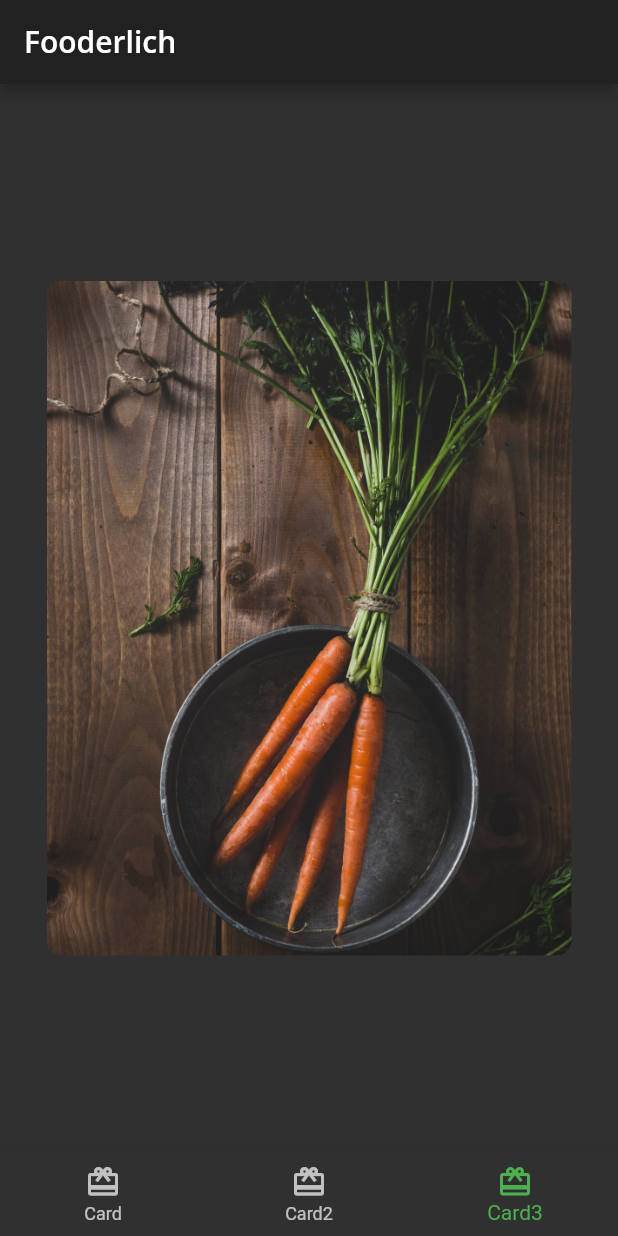
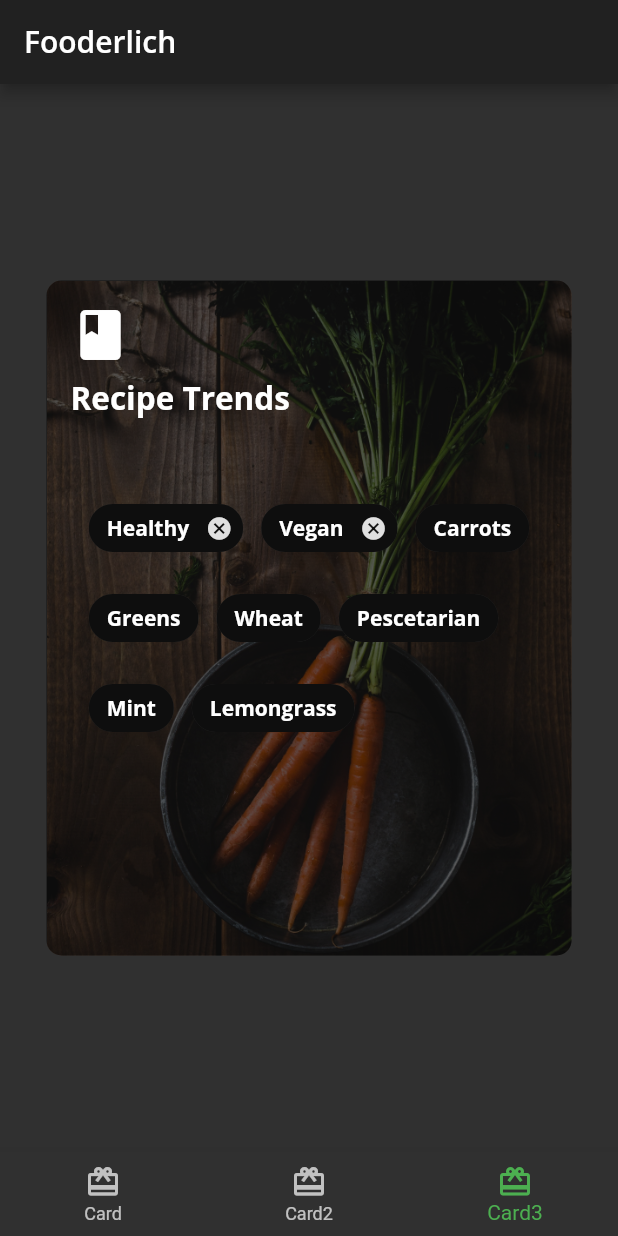
Before and after one commit to agentblythe/rw_fooderlich, a Flutter app: the screen it shows after launch, item 3 of the bottom bar chosen, on a phone screen of 412 x 824 dp. Run offline on Flutter 3.47's test engine with Material 2 defaults, Android fonts, the phone set to English and light mode, and no system bars; our stand-ins replace google_fonts.

Commit message:
Finished Card3

```diff
--- a/lib/card3.dart
+++ b/lib/card3.dart
@@ -1,4 +1,5 @@
 import 'package:flutter/material.dart';
+import 'package:fooderlich/fooderlich_theme.dart';
 
 class Card3 extends StatelessWidget {
   const Card3({Key? key}) : super(key: key);
@@ -21,10 +22,90 @@ class Card3 extends StatelessWidget {
           ),
         ),
         child: Stack(
-          children: const [
-            // TODO 5: add dark overlay BoxDecoration
-            // TODO 6: Add Container, Column, Icon and Text
-            // TODO 7: Add Center widget with Chip widget children
+          children: [
+            Container(
+              decoration: BoxDecoration(
+                color: Colors.black.withOpacity(0.6),
+                borderRadius: const BorderRadius.all(Radius.circular(10.0)),
+              ),
+            ),
+            Container(
+              padding: const EdgeInsets.all(16),
+              child: Column(
+                crossAxisAlignment: CrossAxisAlignment.start,
+                children: [
+                  const Icon(
+                    Icons.book,
+                    color: Colors.white,
+                    size: 40,
+                  ),
+                  const SizedBox(height: 8),
+                  Text(
+                    'Recipe Trends',
+                    style: FooderlichTheme.darkTextTheme.headline2,
+                  ),
+                  const SizedBox(height: 30),
+                ],
+              ),
+            ),
+            Padding(
+              padding: const EdgeInsets.all(8.0),
+              child: Center(
+                child: Wrap(
+                  alignment: WrapAlignment.start,
+                  spacing: 12,
+                  runSpacing: 12,
+                  children: [
+                    Chip(
+                      label: Text('Healthy',
+                          style: FooderlichTheme.darkTextTheme.bodyText1),
+                      backgroundColor: Colors.black.withOpacity(0.7),
+                      onDeleted: () {
+                        print('delete');
+                      },
+                    ),
+                    Chip(
+                      label: Text('Vegan',
+                          style: FooderlichTheme.darkTextTheme.bodyText1),
+                      backgroundColor: Colors.black.withOpacity(0.7),
+                      onDeleted: () {
+                        print('delete');
+                      },
+                    ),
+                    Chip(
+                      label: Text('Carrots',
+                          style: FooderlichTheme.darkTextTheme.bodyText1),
+                      backgroundColor: Colors.black.withOpacity(0.7),
+                    ),
+                    Chip(
+                      label: Text('Greens',
+                          style: FooderlichTheme.darkTextTheme.bodyText1),
+                      backgroundColor: Colors.black.withOpacity(0.7),
+                    ),
+                    Chip(
+                      label: Text('Wheat',
+                          style: FooderlichTheme.darkTextTheme.bodyText1),
+                      backgroundColor: Colors.black.withOpacity(0.7),
+                    ),
+                    Chip(
+                      label: Text('Pescetarian',
+                          style: FooderlichTheme.darkTextTheme.bodyText1),
+                      backgroundColor: Colors.black.withOpacity(0.7),
+                    ),
+                    Chip(
+                      label: Text('Mint',
+                          style: FooderlichTheme.darkTextTheme.bodyText1),
+                      backgroundColor: Colors.black.withOpacity(0.7),
+                    ),
+                    Chip(
+                      label: Text('Lemongrass',
+                          style: FooderlichTheme.darkTextTheme.bodyText1),
+                      backgroundColor: Colors.black.withOpacity(0.7),
+                    ),
+                  ],
+                ),
+              ),
+            ),
           ],
         ),
       ),
```
